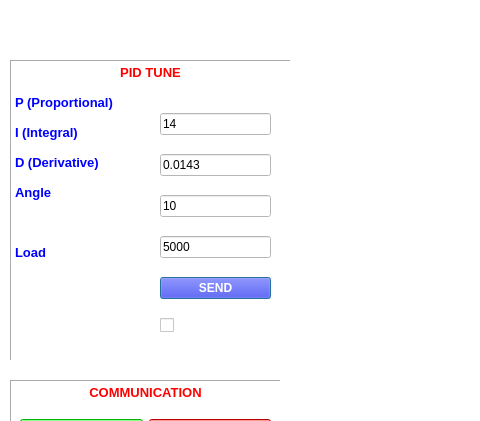
This is QT_C++/secdialog.ui in audoantrung123/Do_An_2 as Qt 5 draws it before an edit; both pictures show x 0 to 480 and y 110 to 531 of the 1116 by 970 pixel window. The edited form follows.
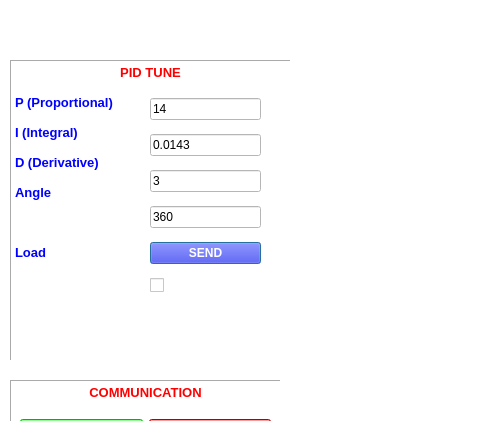
This is the edited form. Custom widgets are drawn as their Qt base class.

Patch:
```diff
--- a/QT_C++/secdialog.ui
+++ b/QT_C++/secdialog.ui
@@ -32,7 +32,7 @@
     <string>&lt;!DOCTYPE HTML PUBLIC &quot;-//W3C//DTD HTML 4.0//EN&quot; &quot;http://www.w3.org/TR/REC-html40/strict.dtd&quot;&gt;
 &lt;html&gt;&lt;head&gt;&lt;meta name=&quot;qrichtext&quot; content=&quot;1&quot; /&gt;&lt;style type=&quot;text/css&quot;&gt;
 p, li { white-space: pre-wrap; }
-&lt;/style&gt;&lt;/head&gt;&lt;body style=&quot; font-family:'MS Shell Dlg 2'; font-size:7.8pt; font-weight:400; font-style:normal;&quot;&gt;
+&lt;/style&gt;&lt;/head&gt;&lt;body style=&quot; font-family:'MS Shell Dlg 2'; font-size:8.25pt; font-weight:400; font-style:normal;&quot;&gt;
 &lt;p align=&quot;center&quot; style=&quot; margin-top:0px; margin-bottom:0px; margin-left:0px; margin-right:0px; -qt-block-indent:0; text-indent:0px;&quot;&gt;&lt;span style=&quot; font-size:10pt; font-weight:600; color:#ff0000;&quot;&gt;PID TUNE&lt;/span&gt;&lt;/p&gt;
 &lt;p style=&quot;-qt-paragraph-type:empty; margin-top:0px; margin-bottom:0px; margin-left:0px; margin-right:0px; -qt-block-indent:0; text-indent:0px; font-size:10pt; font-weight:600; color:#0000ff;&quot;&gt;&lt;br /&gt;&lt;/p&gt;
 &lt;p style=&quot; margin-top:0px; margin-bottom:0px; margin-left:0px; margin-right:0px; -qt-block-indent:0; text-indent:0px;&quot;&gt;&lt;span style=&quot; font-size:10pt; font-weight:600; color:#0000ff;&quot;&gt;P (Proportional)&lt;/span&gt;&lt;/p&gt;
@@ -51,10 +51,10 @@
   <widget class="QWidget" name="verticalLayoutWidget">
    <property name="geometry">
     <rect>
-     <x>160</x>
-     <y>210</y>
+     <x>150</x>
+     <y>200</y>
      <width>111</width>
-     <height>251</height>
+     <height>211</height>
     </rect>
    </property>
    <layout class="QVBoxLayout" name="verticalLayout">
@@ -75,14 +75,14 @@
     <item>
      <widget class="QLineEdit" name="KdLineEdit">
       <property name="text">
-       <string>10</string>
+       <string>3</string>
       </property>
      </widget>
     </item>
     <item>
      <widget class="QLineEdit" name="AngleLineEdit">
       <property name="text">
-       <string>5000</string>
+       <string>360</string>
       </property>
      </widget>
     </item>
```
Left out of the diff: 4 changed lines with no effect on the pictures.
